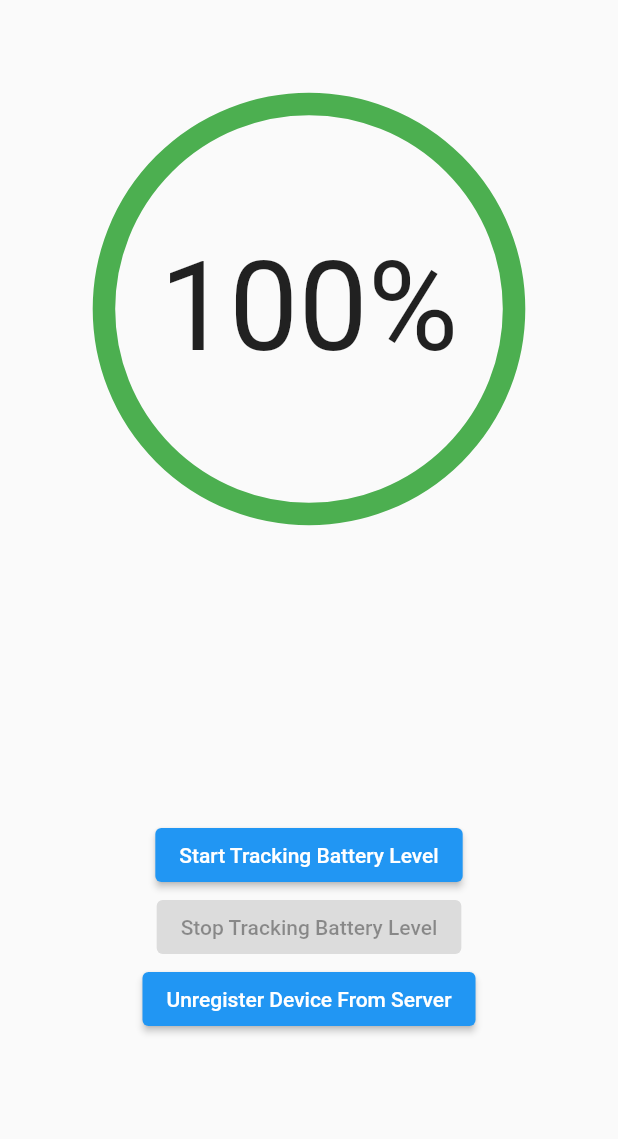
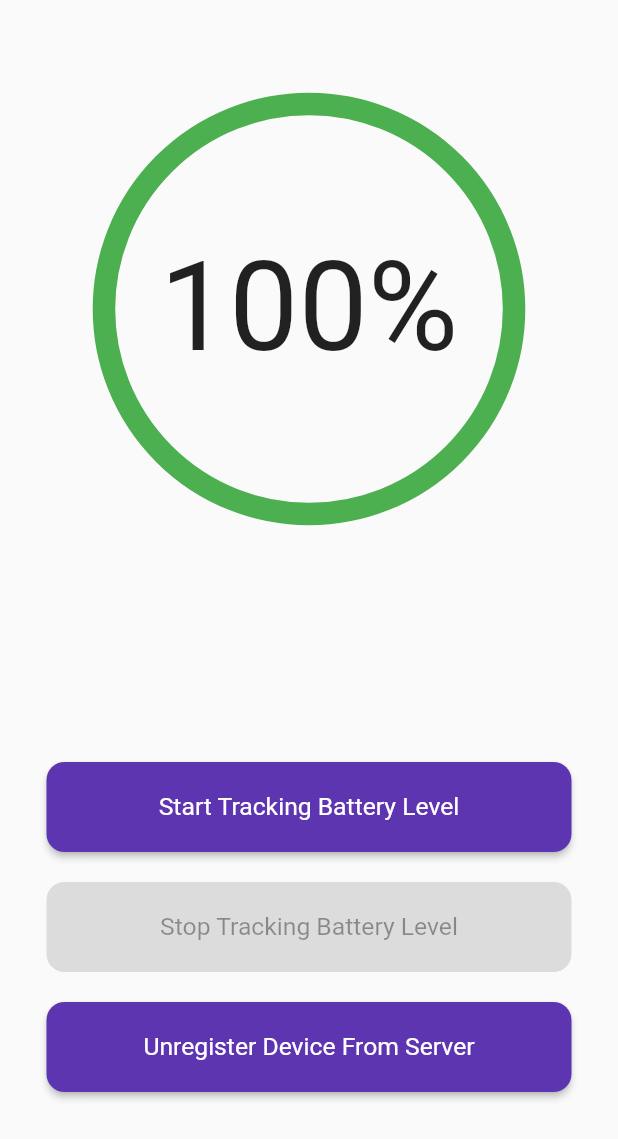
Before and after one commit to TryingOutSomething/AndroidBatteryTracker, a Flutter app: the screen it shows after launch, on a phone screen of 412 x 824 dp. Shown: the top 1139 px of the screen. Run offline on Flutter 3.47's test engine with Material 2 defaults, Android fonts, the phone set to English and light mode, and no system bars; our stand-ins replace battery_plus, device_info_plus; missing offline and left inert: flutter_background.

Commit message:
feat: change elevated button style

```diff
--- a/lib/src/app.dart
+++ b/lib/src/app.dart
@@ -50,6 +50,17 @@ class _MyHomePageState extends State<MyHomePage> {
 
   @override
   Widget build(BuildContext context) {
+    final ButtonStyle _elevatedButtonStyle = ElevatedButton.styleFrom(
+      primary: Colors.deepPurple.shade600,
+      shape: RoundedRectangleBorder(
+        borderRadius: BorderRadius.circular(12.0),
+      ),
+      minimumSize: const Size(350, 60),
+      textStyle: TextStyle(
+        fontSize: MediaQuery.of(context).size.width * 0.04,
+      ),
+    );
+
     return WillPopScope(
       onWillPop: () async {
         final canExitApp = _promptExitApp(context);
@@ -70,18 +81,28 @@ class _MyHomePageState extends State<MyHomePage> {
               mainAxisAlignment: MainAxisAlignment.center,
               children: <Widget>[
                 ElevatedButton(
+                  style: _elevatedButtonStyle,
                   onPressed: !_taskStarted
                       ? () => _startTrackingDeviceBattery()
                       : null,
                   child: const Text('Start Tracking Battery Level'),
                 ),
-                ElevatedButton(
-                  onPressed: _taskStarted ? () => _pauseTask() : null,
-                  child: const Text('Stop Tracking Battery Level'),
+                Padding(
+                  padding: const EdgeInsets.symmetric(vertical: 20.0),
+                  child: ElevatedButton(
+                    style: _elevatedButtonStyle,
+                    onPressed: _taskStarted ? () => _pauseTask() : null,
+                    child: const Text(
+                      'Stop Tracking Battery Level',
+                    ),
+                  ),
                 ),
                 ElevatedButton(
+                  style: _elevatedButtonStyle,
                   onPressed: () => _stopTaskAndUnregisterDevice(),
-                  child: const Text('Unregister Device From Server'),
+                  child: const Text(
+                    'Unregister Device From Server',
+                  ),
                 )
               ],
             ),
```
